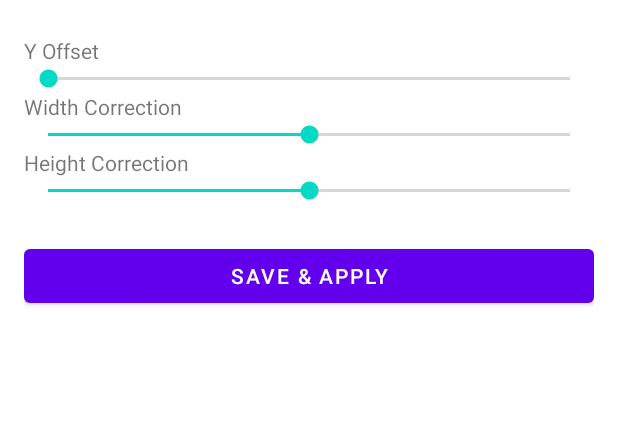
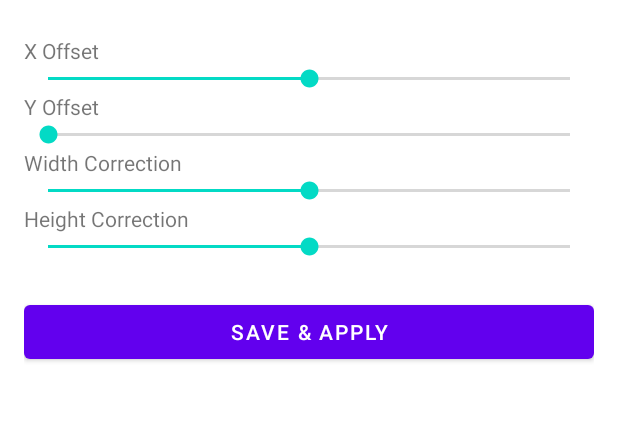
Before and after one commit to osphvdhwj/Redwood-Island-Module, an Android app: the screen it shows after launch (ConfigActivity), after a tap on an icon or button, on a phone screen of 412 x 824 dp, the part 157-578 px from its top. Run offline under Robolectric (Android 15) with nearby library versions, the phone set to English and light mode, and no system bars.

Commit message:
Connect Config App Sliders (Live X/Y Offset)
Co-authored-by: osphvdhwj <150425690+osphvdhwj@users.noreply.github.com>

```diff
--- a/app/src/main/AndroidManifest.xml
+++ b/app/src/main/AndroidManifest.xml
@@ -1,6 +1,8 @@
 <?xml version="1.0" encoding="utf-8"?>
 <manifest xmlns:android="http://schemas.android.com/apk/res/android"
     xmlns:tools="http://schemas.android.com/tools">
+
+    <uses-permission android:name="android.permission.WRITE_SETTINGS" />
 
     <application
         android:allowBackup="true"
--- a/app/src/main/java/com/example/dynamicisland/ConfigActivity.kt
+++ b/app/src/main/java/com/example/dynamicisland/ConfigActivity.kt
@@ -2,6 +2,7 @@ package com.example.dynamicisland
 
 import android.content.Context
 import android.os.Bundle
+import android.provider.Settings
 import android.widget.Button
 import android.widget.SeekBar
 import android.widget.Toast
@@ -13,29 +14,44 @@ class ConfigActivity : AppCompatActivity() {
         super.onCreate(savedInstanceState)
         setContentView(R.layout.activity_config)
 
-        val prefs = getSharedPreferences("dynamic_island_prefs", Context.MODE_PRIVATE)
-
+        val seekBarX = findViewById<SeekBar>(R.id.seekBarXOffset)
         val seekBarY = findViewById<SeekBar>(R.id.seekBarYOffset)
         val seekBarWidth = findViewById<SeekBar>(R.id.seekBarWidth)
         val seekBarHeight = findViewById<SeekBar>(R.id.seekBarHeight)
         val btnSave = findViewById<Button>(R.id.btnSave)
 
-        // Load current values (defaults: Y=0, W=100 (offset), H=50 (offset))
-        seekBarY.progress = prefs.getInt("offset_y", 0)
-        seekBarWidth.progress = prefs.getInt("offset_width", 100)
-        seekBarHeight.progress = prefs.getInt("offset_height", 50)
+        try {
+            val xOffset = Settings.System.getInt(contentResolver, "redwood_island_x_offset", 0)
+            val yOffset = Settings.System.getInt(contentResolver, "redwood_island_y_offset", 0)
+            val wCorrection = Settings.System.getInt(contentResolver, "redwood_island_width_correction", 0)
+            val hCorrection = Settings.System.getInt(contentResolver, "redwood_island_height_correction", 0)
+
+            seekBarX.progress = xOffset + 100
+            seekBarY.progress = yOffset
+            seekBarWidth.progress = wCorrection + 100
+            seekBarHeight.progress = hCorrection + 50
+        } catch (e: Exception) {
+            Toast.makeText(this, "Error reading settings: " + e.message, Toast.LENGTH_SHORT).show()
+        }
 
         btnSave.setOnClickListener {
-            val editor = prefs.edit()
-            editor.putInt("offset_y", seekBarY.progress)
-            editor.putInt("offset_width", seekBarWidth.progress)
-            editor.putInt("offset_height", seekBarHeight.progress)
-            editor.apply()
+            val xOffset = seekBarX.progress - 100
+            val yOffset = seekBarY.progress
+            val wCorrection = seekBarWidth.progress - 100
+            val hCorrection = seekBarHeight.progress - 50
 
-            // In a real module, we might need to broadcast a reload intent or similar,
-            // but Xposed usually requires a reboot or force stop of the target app to reload prefs
-            // unless we implement a file observer.
-            Toast.makeText(this, "Settings Saved. Please restart SystemUI.", Toast.LENGTH_LONG).show()
+            try {
+                Settings.System.putInt(contentResolver, "redwood_island_x_offset", xOffset)
+                Settings.System.putInt(contentResolver, "redwood_island_y_offset", yOffset)
+                Settings.System.putInt(contentResolver, "redwood_island_width_correction", wCorrection)
+                Settings.System.putInt(contentResolver, "redwood_island_height_correction", hCorrection)
+
+                Toast.makeText(this, "Settings Saved. Please restart SystemUI.", Toast.LENGTH_LONG).show()
+            } catch (e: SecurityException) {
+                Toast.makeText(this, "Permission denied. Grant Write Settings.", Toast.LENGTH_LONG).show()
+            } catch (e: Exception) {
+                Toast.makeText(this, "Error saving: " + e.message, Toast.LENGTH_LONG).show()
+            }
         }
     }
 }
--- a/app/src/main/res/layout/activity_config.xml
+++ b/app/src/main/res/layout/activity_config.xml
@@ -12,6 +12,16 @@
         android:textSize="24sp"
         android:layout_marginBottom="24dp" />
 
+    <TextView
+        android:layout_width="wrap_content"
+        android:layout_height="wrap_content"
+        android:text="X Offset" />
+    <SeekBar
+        android:id="@+id/seekBarXOffset"
+        android:layout_width="match_parent"
+        android:layout_height="wrap_content"
+        android:max="200"
+        android:progress="100" />
     <TextView
         android:layout_width="wrap_content"
         android:layout_height="wrap_content"
```
Also changed, not shown: app/src/main/java/com/example/dynamicisland/DynamicIslandView.kt (+43 -7 lines), app/src/main/java/com/example/dynamicisland/MainHook.kt (+25 -4 lines).
